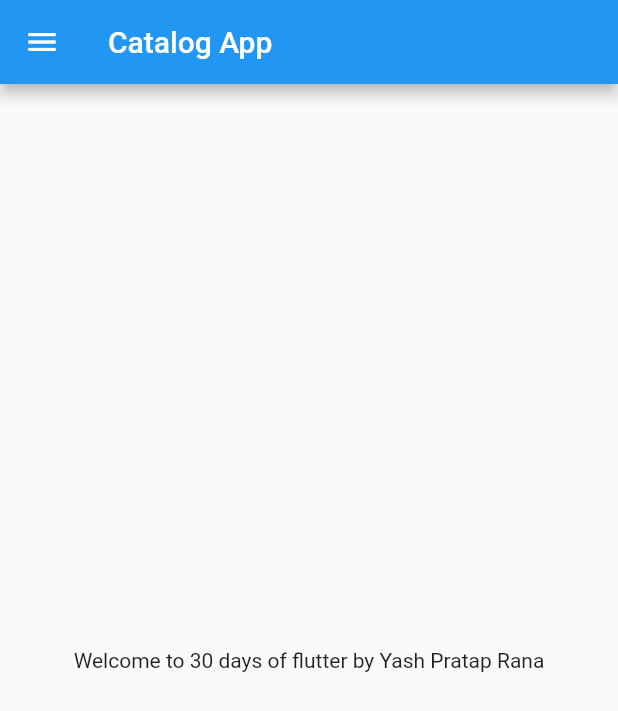
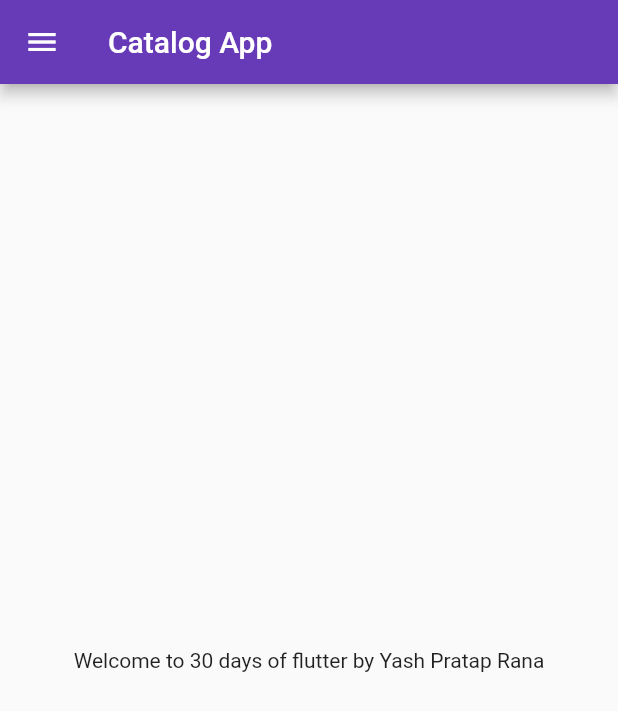
Before and after one commit to Yash9084/30DaysOfFlutter, a Flutter app: the screen it shows after launch, on a phone screen of 412 x 824 dp. Shown: the top 711 px of the screen. Run offline on Flutter 3.47's test engine with Material 2 defaults, Android fonts, the phone set to English and light mode, and no system bars.

Commit message:
Day 3 completed

```diff
--- a/lib/main.dart
+++ b/lib/main.dart
@@ -1,5 +1,6 @@
 import 'package:flutter/material.dart';
-import 'package:flutter_catalog/home_page.dart';
+import 'package:flutter_catalog/pages/home_page.dart';
+import 'package:flutter_catalog/pages/login_page.dart';
 
 void main() {
   runApp(MyApp());
@@ -8,11 +9,21 @@ void main() {
 class MyApp extends StatelessWidget {
   @override
   Widget build(BuildContext context) {
-    int days = 30;
-    String name = "Yash Pratap Rana";
+
 
     return MaterialApp(
-      home: HomePage(),
+
+      themeMode: ThemeMode.light,
+      theme: ThemeData(primarySwatch: Colors.deepPurple),
+      darkTheme: ThemeData(
+        brightness: Brightness.dark,
+      ),
+      initialRoute: "/home",
+      routes: {
+        "/":(context) => LoginPage(),
+        "/home":(context) => HomePage(),
+        "/login":(context) => LoginPage(),
+      },
     );
   }
 }
```
Also changed, not shown: lib/pages/login_page.dart (added, +19 -0 lines), lib/pages/home_page.dart (renamed from lib/home_page.dart).
